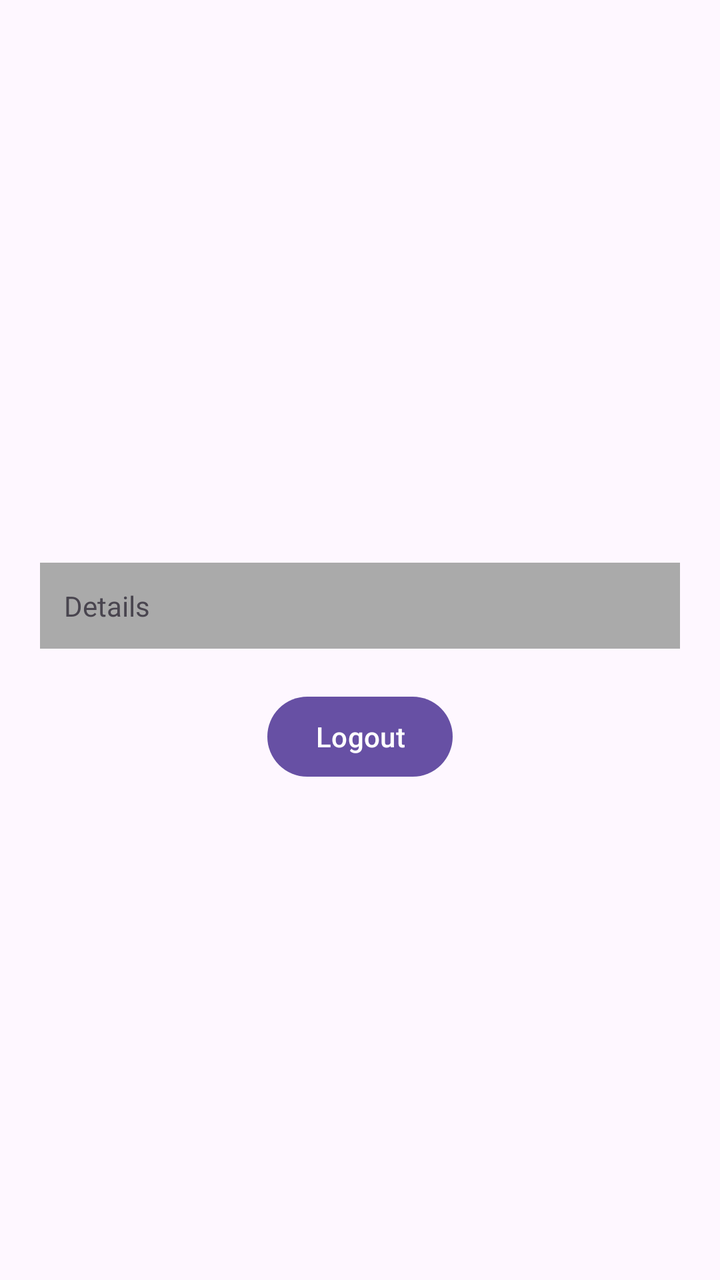
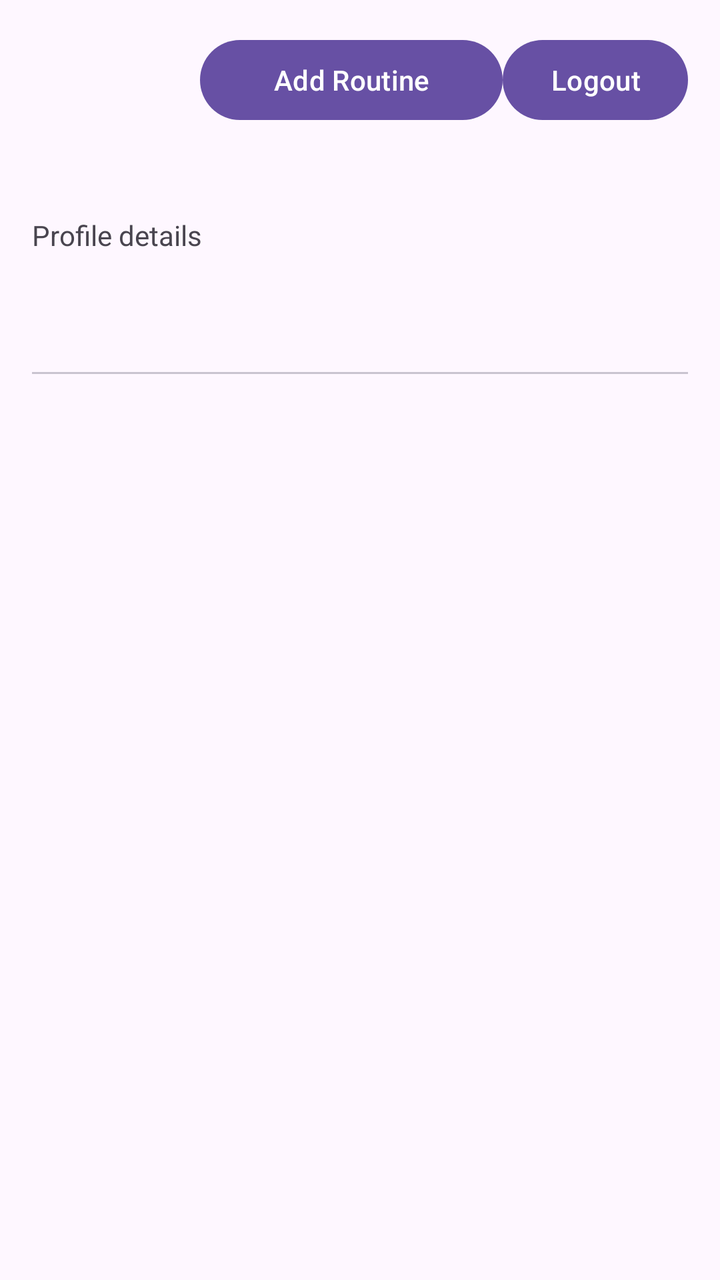

Two renders of the same Android screen: before a commit and after it. Below are the layout's source before the change and the commit's diff.
<!-- AndroidManifest.xml: application theme Theme.STMSApp -->
<!-- res/layout/activity_teacher_profile.xml -->
<?xml version="1.0" encoding="utf-8"?>
<ScrollView xmlns:android="http://schemas.android.com/apk/res/android"
    android:padding="20dp"
    android:layout_width="match_parent"
    android:layout_height="match_parent">

    <LinearLayout
        android:gravity="center_horizontal"
        android:orientation="vertical"
        android:layout_width="match_parent"
        android:layout_height="wrap_content">

        <ImageView
            android:id="@+id/imgTeacher"
            android:src="@android:drawable/sym_def_app_icon"
            android:layout_width="120dp"
            android:layout_height="120dp"
            android:layout_marginTop="12dp"/>

        <TextView
            android:id="@+id/tvName"
            android:textStyle="bold"
            android:textSize="22sp"
            android:layout_marginTop="12dp"
            android:layout_width="wrap_content"
            android:layout_height="wrap_content"/>

        <TextView android:id="@+id/tvId" android:layout_width="wrap_content" android:layout_height="wrap_content"/>
        <TextView android:id="@+id/tvClass" android:layout_width="wrap_content" android:layout_height="wrap_content"/>
        <TextView android:id="@+id/tvCourse" android:layout_width="wrap_content" android:layout_height="wrap_content"/>
        <TextView android:id="@+id/tvResult" android:layout_width="wrap_content" android:layout_height="wrap_content"/>

        <TextView
            android:id="@+id/tvDetails"
            android:layout_width="match_parent"
            android:layout_height="wrap_content"
            android:layout_marginTop="12dp"
            android:padding="12dp"
            android:text="Details"
            android:background="@android:color/darker_gray"/>

        
        <Button
            android:id="@+id/btnLogout"
            android:layout_width="wrap_content"
            android:layout_height="wrap_content"
            android:layout_marginTop="20dp"
            android:text="Logout"/>

    </LinearLayout>
</ScrollView>
<!-- resources referenced by this layout -->
<resources>
  <style name="Theme.STMSApp" parent="Base.Theme.STMSApp" />
  <style name="Base.Theme.STMSApp" parent="Theme.Material3.DayNight.NoActionBar">
          
          
      </style>
</resources>

<!-- the commit's change to res/layout/activity_teacher_profile.xml (unified diff, before → after) -->
@@ -1,51 +1,73 @@
 <?xml version="1.0" encoding="utf-8"?>
-<ScrollView xmlns:android="http://schemas.android.com/apk/res/android"
-    android:padding="20dp"
+<LinearLayout xmlns:android="http://schemas.android.com/apk/res/android"
+    xmlns:app="http://schemas.android.com/apk/res-auto"
+    android:orientation="vertical"
+    android:padding="16dp"
     android:layout_width="match_parent"
     android:layout_height="match_parent">
 
     <LinearLayout
-        android:gravity="center_horizontal"
-        android:orientation="vertical"
+        android:orientation="horizontal"
         android:layout_width="match_parent"
         android:layout_height="wrap_content">
-
-        <ImageView
-            android:id="@+id/imgTeacher"
+        <ImageView android:id="@+id/imgTeacher"
             android:src="@android:drawable/sym_def_app_icon"
-            android:layout_width="120dp"
-            android:layout_height="120dp"
-            android:layout_marginTop="12dp"/>
-
-        <TextView
-            android:id="@+id/tvName"
-            android:textStyle="bold"
-            android:textSize="22sp"
-            android:layout_marginTop="12dp"
+            android:layout_width="72dp"
+            android:layout_height="72dp"/>
+        <LinearLayout
+            android:orientation="vertical"
+            android:paddingStart="12dp"
+            android:layout_width="wrap_content"
+            android:layout_height="wrap_content">
+            <TextView
+                android:id="@+id/tvName"
+                android:textStyle="bold"
+                android:textSize="20sp"
+                android:layout_width="wrap_content"
+                android:layout_height="wrap_content"/>
+            <TextView
+                android:id="@+id/tvId"
+                android:layout_width="wrap_content"
+                android:layout_height="wrap_content"/>
+            <TextView
+                android:id="@+id/tvClass"
+                android:layout_width="wrap_content"
+                android:layout_height="wrap_content"/>
+            <TextView
+                android:id="@+id/tvCourse"
+                android:layout_width="wrap_content"
+                android:layout_height="wrap_content"/>
+        </LinearLayout>
+        <Button
+            android:id="@+id/btnAddRoutine"
+            android:text="Add Routine"
+            android:layout_width="wrap_content"
+            android:layout_height="wrap_content"
+            android:layout_weight="1"/>
+        <Button
+            android:id="@+id/btnLogout"
+            android:text="Logout"
             android:layout_width="wrap_content"
             android:layout_height="wrap_content"/>
+    </LinearLayout>
 
-        <TextView android:id="@+id/tvId" android:layout_width="wrap_content" android:layout_height="wrap_content"/>
-        <TextView android:id="@+id/tvClass" android:layout_width="wrap_content" android:layout_height="wrap_content"/>
-        <TextView android:id="@+id/tvCourse" android:layout_width="wrap_content" android:layout_height="wrap_content"/>
-        <TextView android:id="@+id/tvResult" android:layout_width="wrap_content" android:layout_height="wrap_content"/>
+    <TextView
+        android:id="@+id/tvDetails"
+        android:text="Profile details"
+        android:layout_width="match_parent"
+        android:layout_height="wrap_content"
+        android:layout_marginTop="8dp"/>
 
-        <TextView
-            android:id="@+id/tvDetails"
-            android:layout_width="match_parent"
-            android:layout_height="wrap_content"
-            android:layout_marginTop="12dp"
-            android:padding="12dp"
-            android:text="Details"
-            android:background="@android:color/darker_gray"/>
+    <com.google.android.material.tabs.TabLayout
+        android:id="@+id/tabDays"
+        android:layout_width="match_parent"
+        android:layout_height="wrap_content"
+        app:tabMode="scrollable"
+        android:layout_marginTop="12dp"/>
 
-        
-        <Button
-            android:id="@+id/btnLogout"
-            android:layout_width="wrap_content"
-            android:layout_height="wrap_content"
-            android:layout_marginTop="20dp"
-            android:text="Logout"/>
-
-    </LinearLayout>
-</ScrollView>
+    <androidx.recyclerview.widget.RecyclerView
+        android:id="@+id/rvRoutine"
+        android:layout_width="match_parent"
+        android:layout_height="0dp"
+        android:layout_weight="1"/>
+</LinearLayout>
